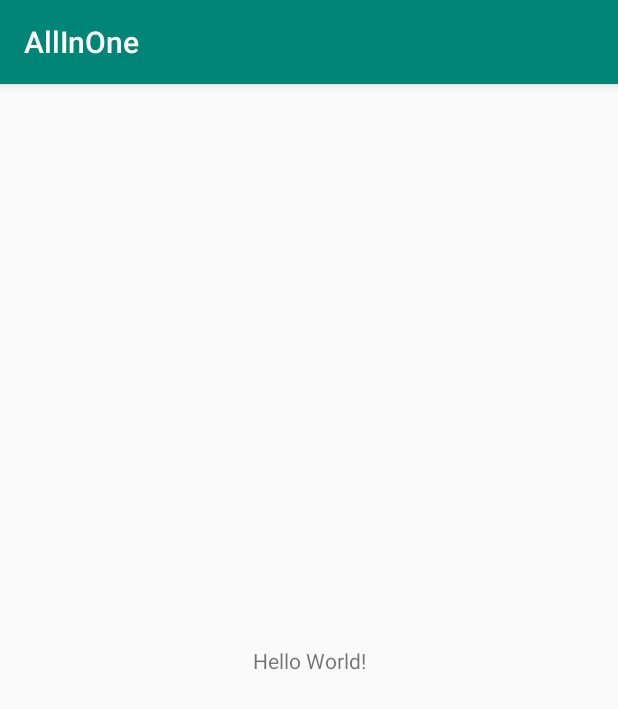
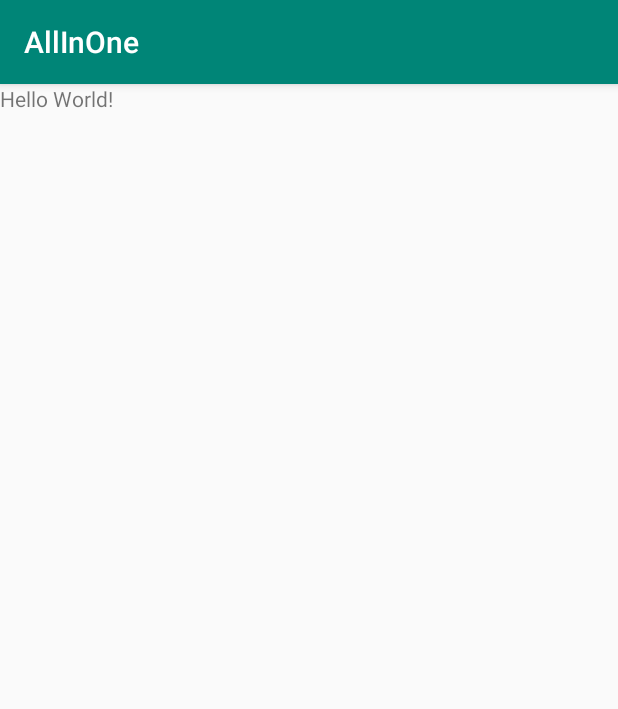
Before and after one commit to skydoves/All-In-One, an Android app: the screen it shows after launch (MainActivity), on a phone screen of 412 x 824 dp. Shown: the top 709 px of the screen. Run offline under Robolectric (Android 15) with nearby library versions, the phone set to English and light mode, and no system bars; our stand-ins replace Dagger/Hilt's generated code, Timber; 1 statement that could not run was skipped.

Commit message:
implements basic di architectures

```diff
--- a/app/src/main/AndroidManifest.xml
+++ b/app/src/main/AndroidManifest.xml
@@ -12,7 +12,7 @@
         android:name=".AllInOneApplication"
         android:theme="@style/AppTheme"
         tools:ignore="AllowBackup,GoogleAppIndexingWarning">
-        <activity android:name=".MainActivity">
+        <activity android:name=".view.ui.main.MainActivity">
             <intent-filter>
                 <action android:name="android.intent.action.MAIN" />
                 <category android:name="android.intent.category.LAUNCHER" />
--- a/app/src/main/java/com/skydoves/allinone/AllInOneApplication.kt
+++ b/app/src/main/java/com/skydoves/allinone/AllInOneApplication.kt
@@ -1,16 +1,27 @@
 package com.skydoves.allinone
 
-import android.app.Application
+import com.skydoves.allinone.di.DaggerAppComponent
+import dagger.android.AndroidInjector
+import dagger.android.DaggerApplication
 import timber.log.Timber
 
 @Suppress("unused")
-class AllInOneApplication: Application() {
+class AllInOneApplication: DaggerApplication() {
+
+  private val appComponent = DaggerAppComponent.builder()
+      .application(this)
+      .build()
 
   override fun onCreate() {
     super.onCreate()
+    appComponent.inject(this)
 
     if (BuildConfig.DEBUG) {
       Timber.plant(Timber.DebugTree())
     }
   }
+
+  override fun applicationInjector(): AndroidInjector<out DaggerApplication> {
+    return appComponent
+  }
 }
--- a/app/src/main/java/com/skydoves/allinone/MainActivity.kt
+++ b/app/src/main/java/com/skydoves/allinone/view/ui/main/MainActivity.kt
@@ -1,7 +1,8 @@
-package com.skydoves.allinone
+package com.skydoves.allinone.view.ui.main
 
 import androidx.appcompat.app.AppCompatActivity
 import android.os.Bundle
+import com.skydoves.allinone.R
 
 class MainActivity : AppCompatActivity() {
 
--- a/app/src/main/res/layout/activity_main.xml
+++ b/app/src/main/res/layout/activity_main.xml
@@ -1,18 +1,13 @@
 <?xml version="1.0" encoding="utf-8"?>
-<androidx.constraintlayout.widget.ConstraintLayout xmlns:android="http://schemas.android.com/apk/res/android"
-    xmlns:app="http://schemas.android.com/apk/res-auto"
+<LinearLayout xmlns:android="http://schemas.android.com/apk/res/android"
     xmlns:tools="http://schemas.android.com/tools"
     android:layout_width="match_parent"
     android:layout_height="match_parent"
-    tools:context=".MainActivity">
+    tools:context=".view.ui.main.MainActivity">
 
     <TextView
         android:layout_width="wrap_content"
         android:layout_height="wrap_content"
-        android:text="Hello World!"
-        app:layout_constraintBottom_toBottomOf="parent"
-        app:layout_constraintLeft_toLeftOf="parent"
-        app:layout_constraintRight_toRightOf="parent"
-        app:layout_constraintTop_toTopOf="parent" />
+        android:text="Hello World!" />
 
-</androidx.constraintlayout.widget.ConstraintLayout>
+</LinearLayout>
```
Also changed, not shown: app/src/main/java/com/skydoves/allinone/di/ActivityModule.kt (added, +13 -0 lines), app/src/main/java/com/skydoves/allinone/di/AppComponent.kt (added, +26 -0 lines), app/src/main/java/com/skydoves/allinone/di/ViewModelKey.kt (added, +9 -0 lines), app/src/main/java/com/skydoves/allinone/di/ViewModelModule.kt (added, +18 -0 lines), app/src/main/java/com/skydoves/allinone/factory/AppViewModelFactory.kt (added, +26 -0 lines), app/src/main/java/com/skydoves/allinone/view/ui/main/MainActivityViewModel.kt (added, +11 -0 lines).
